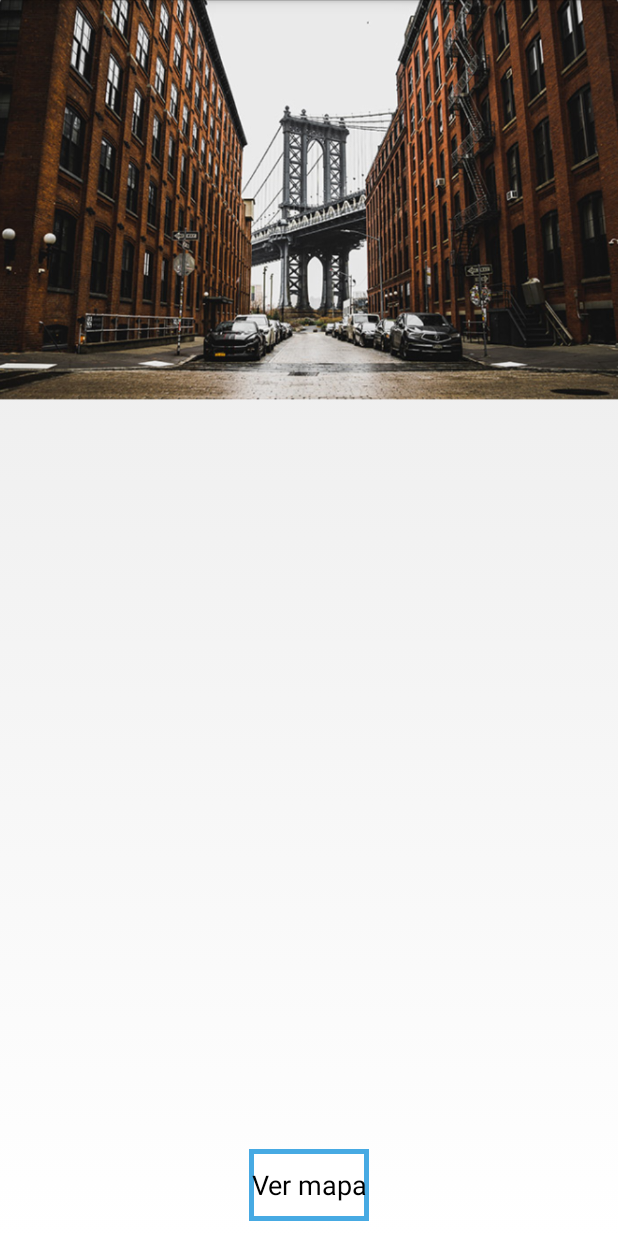
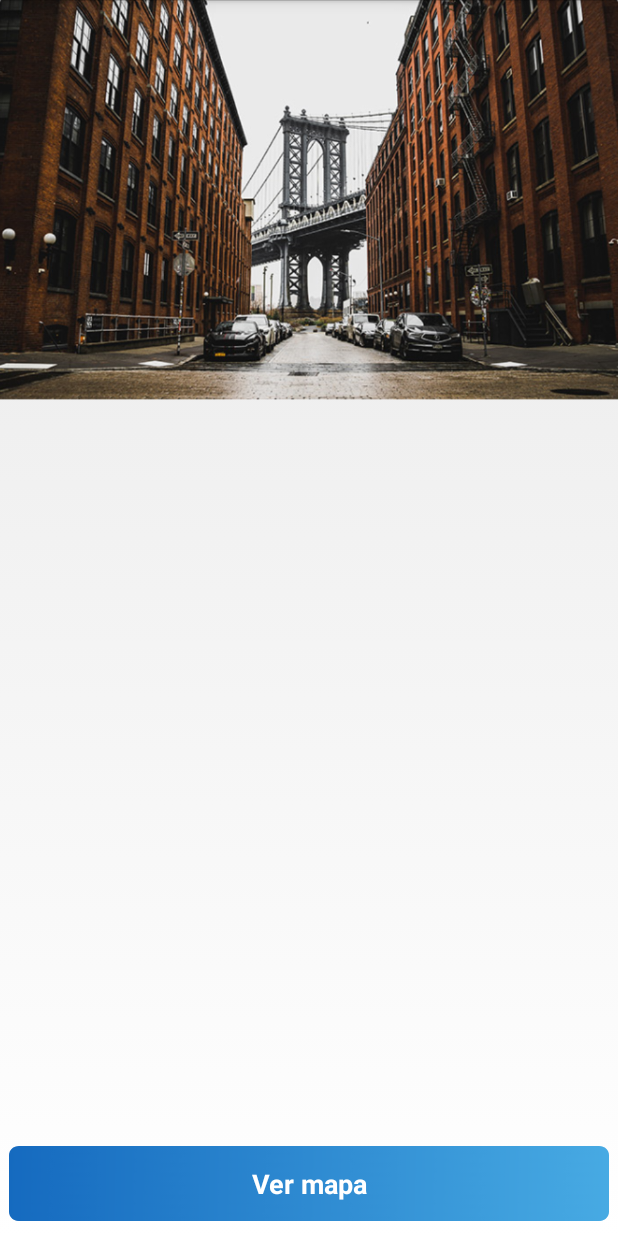
Before and after one commit to allanloji/android-final-project, an Android app: the HistoryDetailActivity screen opened directly, with no data from a screen before it, on a phone screen of 412 x 824 dp. Run offline under Robolectric (Android 15) with nearby library versions, the phone set to English and light mode, and no system bars; libraries missing offline, so code that uses them is left out: com.facebook, com.facebook.drawee; plain views replace SimpleDraweeView; network calls fail; pictures from the network do not load; 3 statements that could not run were skipped.

Commit message:
Botones cambiados

```diff
--- a/app/src/main/java/com/allanloji/language_cast/LoginActivity.java
+++ b/app/src/main/java/com/allanloji/language_cast/LoginActivity.java
@@ -121,7 +121,6 @@ public class LoginActivity extends Activity {
     private void updateUI(FirebaseUser user) {
 
         if (user != null) {
-
             ProfileSingleton.getInstance().setUuid(user.getUid());
             ProfileSingleton.getInstance().setAccessToken(token1);
             ProfileSingleton.getInstance().setName(user.getDisplayName().toString());
--- a/app/src/main/res/layout/activity_event_detail.xml
+++ b/app/src/main/res/layout/activity_event_detail.xml
@@ -69,9 +69,9 @@
     <Button
         android:id="@+id/eventDetailBttn"
         android:layout_width="80dp"
-        android:layout_height="wrap_content"
-        android:layout_marginTop="160dp"
-        android:background="@drawable/button_border"
+        android:layout_height="40dp"
+        android:layout_marginTop="140dp"
+        android:background="@color/cardview_light_background"
         android:onClick="Assist"
         android:text="@string/assist"
         app:layout_constraintEnd_toEndOf="parent"
--- a/app/src/main/res/layout/activity_history_detail.xml
+++ b/app/src/main/res/layout/activity_history_detail.xml
@@ -68,12 +68,14 @@
 
     <Button
         android:id="@+id/historyDetailBttn"
-        android:layout_width="80dp"
-        android:layout_height="wrap_content"
+        android:layout_width="400dp"
+        android:layout_height="50dp"
         android:layout_marginBottom="10dp"
-        android:background="@drawable/button_border"
+        android:background="@drawable/sign_in_botton"
         android:onClick="seeLocation"
         android:text="@string/open_map"
+        android:textColor="@color/cardview_light_background"
+        android:textStyle="bold"
         app:layout_constraintBottom_toBottomOf="parent"
         app:layout_constraintEnd_toEndOf="parent"
         app:layout_constraintHorizontal_bias="0.5"
--- a/app/src/main/res/layout/activity_maps.xml
+++ b/app/src/main/res/layout/activity_maps.xml
@@ -21,8 +21,9 @@
         android:layout_height="wrap_content"
         android:layout_alignParentBottom="true"
         android:layout_alignParentEnd="true"
-        android:layout_alignParentRight="true"
         android:layout_marginBottom="37dp"
+        android:layout_marginEnd="34dp"
+        android:background="@color/cardview_light_background"
         android:onClick="execute"
         android:text="@string/event" />
 
--- a/app/src/main/res/layout/fragment_chat_bot.xml
+++ b/app/src/main/res/layout/fragment_chat_bot.xml
@@ -67,7 +67,8 @@
         <ListView
             android:id="@+id/list_message"
             android:layout_width="match_parent"
-            android:layout_height="656dp"
+            android:layout_height="0dp"
+            android:layout_marginBottom="10dp"
             app:layout_constraintBottom_toTopOf="@+id/chatText"
             app:layout_constraintTop_toTopOf="parent"
             tools:layout_editor_absoluteX="0dp" />
```
